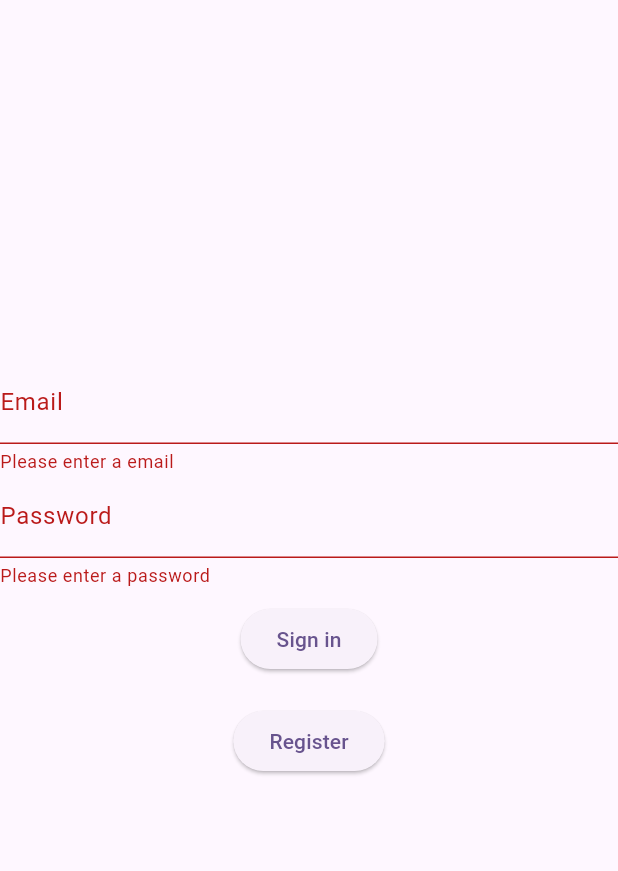
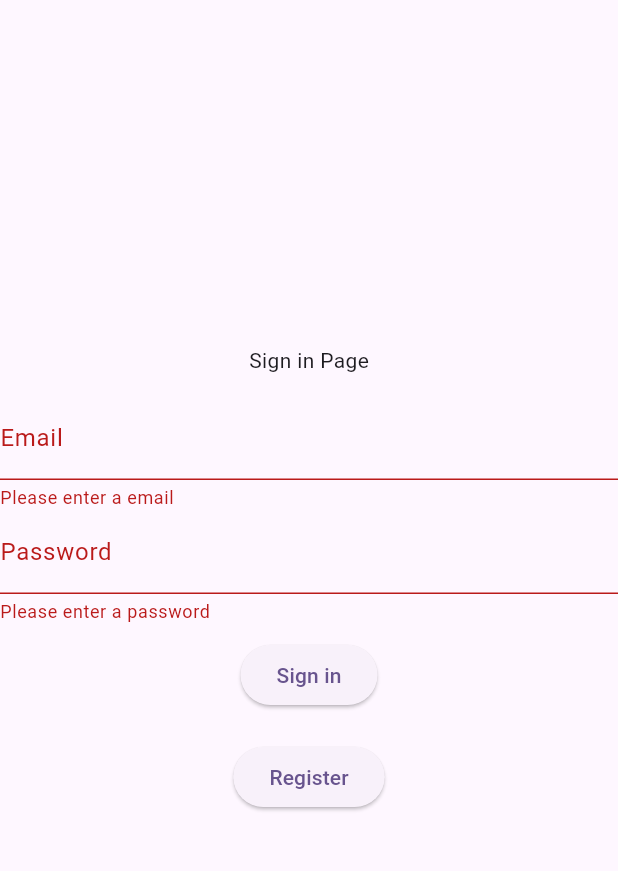
Before and after one commit to divory2/Travel_Buddy_APP, a Flutter app: the screen it shows after launch, after a tap on "Sign in", on a phone screen of 412 x 824 dp, the part 84-955 px from its top. Run offline on Flutter 3.47's test engine with Material 3 defaults, Android fonts, the phone set to English and light mode, and no system bars; our stand-ins replace cloud_firestore, firebase_auth, firebase_core; accounts and stored records are empty; generated files the repository leaves out were written again.

Commit message:
fixed logic in main to go to sign in page first and fixed register button to route to register page and added logic to register page

```diff
--- a/lib/main.dart
+++ b/lib/main.dart
@@ -4,6 +4,7 @@ import 'package:travel_buddy_app/firebase_options.dart';
 import 'package:firebase_auth/firebase_auth.dart';
 import 'package:travel_buddy_app/register_email.dart';
 import 'package:cloud_firestore/cloud_firestore.dart';
+import 'package:travel_buddy_app/signIn.dart';
 void main() async{
   WidgetsFlutterBinding.ensureInitialized();
   await Firebase.initializeApp(
@@ -103,7 +104,7 @@ class _MyHomePageState extends State<MyHomePage> {
           // wireframe for each widget.
           mainAxisAlignment: MainAxisAlignment.center,
           children: <Widget>[
-            RegisterEmail(auth: _auth)
+            SignIn(auth: _auth)
 
           ],
         ),
--- a/lib/register_email.dart
+++ b/lib/register_email.dart
@@ -53,10 +53,14 @@ class _RegisterEmailState extends State<RegisterEmail>{
 
 
   }
-  @override
-  Widget build(BuildContext context) {
-    // TODO: implement build
-    return Form(
+ @override
+Widget build(BuildContext context) {
+  return Scaffold(
+    appBar: AppBar(
+      title: Text("Register Page"),
+    ),
+    body: SingleChildScrollView(
+      child: Form(
       key: _formKey,
       child: Column(
         children: [
@@ -92,17 +96,7 @@ class _RegisterEmailState extends State<RegisterEmail>{
 
             }, child: Text("Sign in")),
           ),
-          Container(
-            padding: const EdgeInsets.symmetric(vertical: 10.0),
-            alignment: Alignment.center,
-            child: ElevatedButton(onPressed: (){
-              if(_formKey.currentState!.validate()){
-                  // add method to handle sign in
-                  //_signIn;
-              }
 
-            }, child: Text("Register")),
-          )
 
 
 
@@ -110,7 +104,10 @@ class _RegisterEmailState extends State<RegisterEmail>{
 
       )
 
+    )
+  )
     );
-  }
+}
+
 
 }
--- a/lib/signIn.dart
+++ b/lib/signIn.dart
@@ -0,0 +1,121 @@
+import 'package:firebase_auth/firebase_auth.dart';
+import 'package:flutter/material.dart';
+import 'package:travel_buddy_app/mainMenu.dart';
+import 'package:travel_buddy_app/register_email.dart';
+
+class SignIn extends StatefulWidget {
+  const SignIn({Key? key, required this.auth}) : super(key: key);
+  final FirebaseAuth auth;
+
+  @override
+  _SignInState createState() => _SignInState();
+}
+
+class _SignInState extends State<SignIn> {
+  final GlobalKey<FormState> _formKey = GlobalKey<FormState>();
+  final TextEditingController _emailController = TextEditingController();
+  final TextEditingController _passwordController = TextEditingController();
+
+  bool _success = false;
+  String _userEmail = '';
+  void _register(){
+    final FirebaseAuth auth = widget.auth;
+    Navigator.push(context, MaterialPageRoute(builder: (context)=>RegisterEmail(auth: auth)));
+  }
+
+  void _signIn() async {
+    try {
+      final userCredential = await widget.auth.signInWithEmailAndPassword(
+        email: _emailController.text,
+        password: _passwordController.text,
+      );
+
+      setState(() {
+        _success = true;
+        _userEmail = userCredential.user?.email ?? '';
+      });
+
+      Navigator.push(
+        context,
+        MaterialPageRoute(
+          builder: (context) => MainMenu(user: userCredential),
+        ),
+      );
+    } catch (e) {
+      setState(() {
+        _success = false;
+      });
+
+      ScaffoldMessenger.of(context).showSnackBar(
+        SnackBar(
+          content: Text("Sign in failed: ${e.toString()}"),
+        ),
+      );
+    }
+  }
+
+  @override
+  Widget build(BuildContext context) {
+     return Form(
+      key: _formKey,
+      child: Column(
+        children: [
+          Container(
+            padding: EdgeInsets.all(14),
+            alignment: Alignment.topCenter,
+            child: Text("Sign in Page"),
+          ),
+          TextFormField(
+              controller: _emailController,
+              decoration: InputDecoration(labelText: 'Email'),
+              validator: (value) {
+                if(value?.isEmpty?? true){
+                  return 'Please enter a email';
+                }
+                return null;
+              },
+          ),
+          TextFormField(
+              controller: _passwordController,
+              decoration: InputDecoration(labelText: 'Password'),
+              validator: (value) {
+                if(value?.isEmpty?? true){
+                  return 'Please enter a password';
+                }
+                return null;
+              },
+
+          ),
+          Container(
+            padding: const EdgeInsets.symmetric(vertical: 10.0),
+            alignment: Alignment.center,
+            child: ElevatedButton(onPressed: (){
+              if(_formKey.currentState!.validate()){
+                  // add method to handle sign in
+                  _signIn();
+              }
+
+            }, child: Text("Sign in")),
+          ),
+          Container(
+
+            padding: const EdgeInsets.symmetric(vertical: 10.0),
+            alignment: Alignment.center,
+            child: ElevatedButton(onPressed: (){
+                  _register();
+                  // add method to handle sign in
+                  //_signIn;
+                  //RegisterEmail(auth: widget.auth);
+
+            }, child: Text("Register")),
+          )
+
+
+
+        ],
+
+      )
+
+    );
+  }
+}
```
Also changed, not shown: lib/mainMenu.dart (line endings or trailing spaces).
